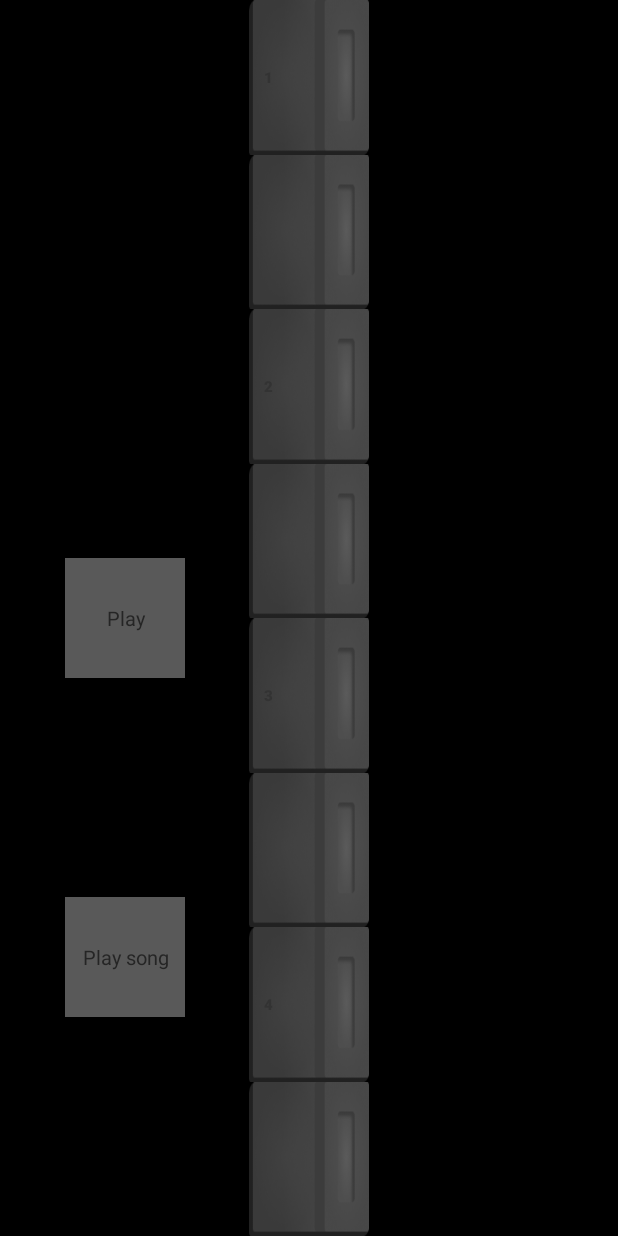
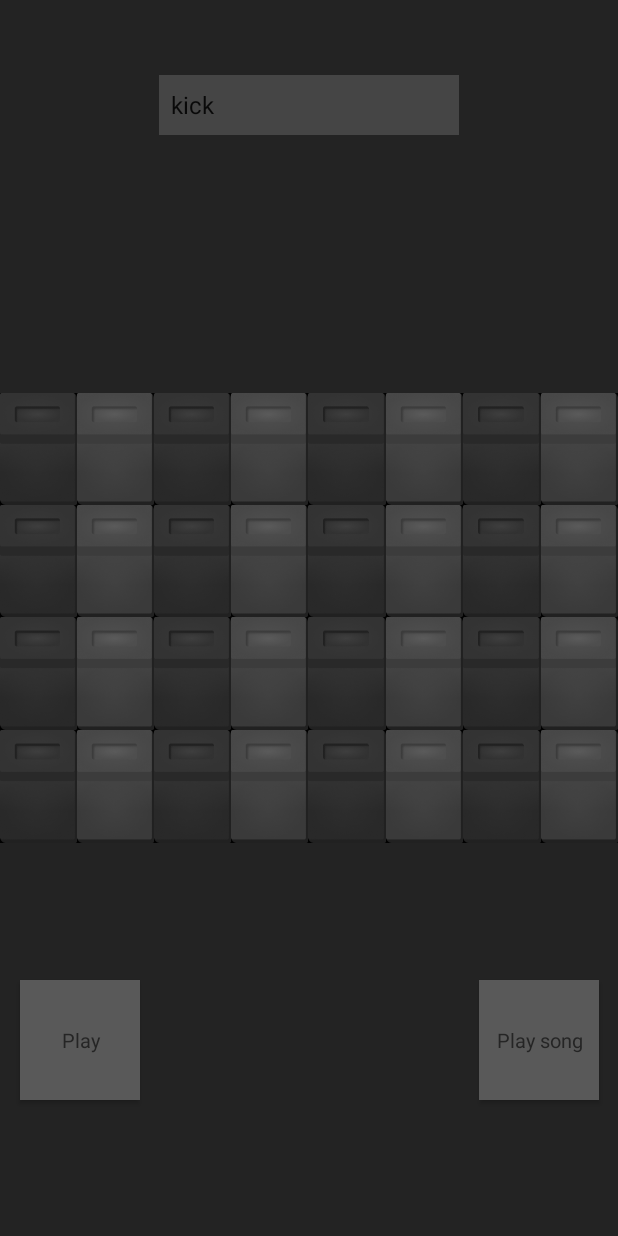
Before and after one commit to ivansavrikov/DrumPartsCreator, an Android app: the screen it shows after launch (RhythmicGridActivity), after a tap on "Edit", on a phone screen of 412 x 824 dp. Run offline under Robolectric (Android 15) with nearby library versions, the phone set to English and light mode, and no system bars.

```diff
--- a/app/src/main/java/com/example/courseproject/RealTimeRhythm.kt
+++ b/app/src/main/java/com/example/courseproject/RealTimeRhythm.kt
@@ -20,6 +20,11 @@ class RealTimeRhythm : AppCompatActivity() {
     private lateinit var editTextBpm: EditText
     override fun onCreate(savedInstanceState: Bundle?) {
         super.onCreate(savedInstanceState)
+        window.decorView.systemUiVisibility = (
+                View.SYSTEM_UI_FLAG_FULLSCREEN
+                        or View.SYSTEM_UI_FLAG_HIDE_NAVIGATION
+                        or View.SYSTEM_UI_FLAG_IMMERSIVE_STICKY)
+
         setContentView(R.layout.activity_real_time_rhythm)
 
         editTextBpm = findViewById(R.id.editTextBpm)
@@ -28,7 +33,7 @@ class RealTimeRhythm : AppCompatActivity() {
         ManeValues.metronomeBeepDPlayer = MediaPlayer.create(this, R.raw.metronome_beep_d) //temp maybe
         ManeValues.metronomeBeepCPlayer = MediaPlayer.create(this, R.raw.metronome_beep_c)
 
-        val pad1Sound: Uri = Uri.parse("android.resource://com.example.courseproject/raw/kick_1")
+        val pad1Sound: Uri = Uri.parse("android.resource://com.example.courseproject/raw/kick_mixed")
         val pad2Sound: Uri = Uri.parse("android.resource://com.example.courseproject/raw/hihat_1")
         val pad3Sound: Uri = Uri.parse("android.resource://com.example.courseproject/raw/snare_1")
         val pad4Sound: Uri = Uri.parse("android.resource://com.example.courseproject/raw/openhat")
@@ -47,6 +52,18 @@ class RealTimeRhythm : AppCompatActivity() {
         ManeValues.players.add(MediaPlayer.create(this, pad7Sound))
         ManeValues.players.add(MediaPlayer.create(this, pad8Sound))
         ManeValues.players.add(MediaPlayer.create(this, pad9Sound))
+
+        val pad1 = ManeValues.soundPool.load(this, R.raw.kick_mixed, 0)
+        val pad2 = ManeValues.soundPool.load(this, R.raw.hihat_1, 0)
+        val pad3 = ManeValues.soundPool.load(this, R.raw.snare_1, 0)
+        val pad4 = ManeValues.soundPool.load(this, R.raw.openhat, 1)
+        val pad5 = ManeValues.soundPool.load(this, R.raw.scratch, 1)
+        val pad6 = ManeValues.soundPool.load(this, R.raw.clap, 0)
+        val pad7 = ManeValues.soundPool.load(this, R.raw.cowbell_long, 1)
+        val pad8 = ManeValues.soundPool.load(this, R.raw.cowbell_long, 1)
+        val pad9 = ManeValues.soundPool.load(this, R.raw.cowbell_long, 1)
+
+        ManeValues.soundPool.play(pad1, 1.0f, 1.0f, 1, 0, 1.0f)
 
         val btnMetronome: ToggleButton = findViewById(R.id.btnMetronome)
         btnMetronome.setOnCheckedChangeListener(myCheckedChangeListener)
@@ -81,39 +98,39 @@ class RealTimeRhythm : AppCompatActivity() {
                 MotionEvent.ACTION_DOWN, MotionEvent.ACTION_POINTER_DOWN ->{
                     when (view?.id) {
                         R.id.btnPad1 -> {
-                            playDrum(ManeValues.players[0])
+                            playDrumCutItself(ManeValues.players[0])
                         }
 
                         R.id.btnPad2 -> {
-                            playDrum(ManeValues.players[1])
+                            playDrumCutItself(ManeValues.players[1])
                         }
 
                         R.id.btnPad3 -> {
-                            playDrum(ManeValues.players[2])
+                            playDrumCutItself(ManeValues.players[2])
                         }
 
                         R.id.btnPad4 -> {
-                            playDrum(ManeValues.players[3]) //issue
+                            playDrumCutItself(ManeValues.players[3]) //issue
                         }
 
                         R.id.btnPad5 -> {
-                            playDrum(ManeValues.players[4])
+                            playDrumCutItself(ManeValues.players[4])
                         }
 
                         R.id.btnPad6 -> {
-                            playDrum(ManeValues.players[5])
+                            playDrumCutItself(ManeValues.players[5])
                         }
 
                         R.id.btnPad7 -> {
-                            playDrum(ManeValues.players[6])
+                            playDrumCutItself(ManeValues.players[6])
                         }
 
                         R.id.btnPad8 -> {
-                            playDrum(ManeValues.players[7])
+                            playDrumCutItself(ManeValues.players[7])
                         }
 
                         R.id.btnPad9 -> {
-                            playDrum(ManeValues.players[8])
+                            playDrumCutItself(ManeValues.players[8])
                         }
                     }
                 }
@@ -133,7 +150,7 @@ class RealTimeRhythm : AppCompatActivity() {
         }
     }
 
-    private fun playDrum(mediaPlayer: MediaPlayer){ //hack
+    private fun playDrumCutItself(mediaPlayer: MediaPlayer){ //hack
         if(mediaPlayer.isPlaying){
             mediaPlayer.pause()
             mediaPlayer.seekTo(0)
--- a/app/src/main/java/com/example/courseproject/RhythmicGridActivity.kt
+++ b/app/src/main/java/com/example/courseproject/RhythmicGridActivity.kt
@@ -8,42 +8,49 @@ import android.view.View
 import android.widget.*
 import com.example.courseproject.core.ManeValues
 import kotlinx.coroutines.*
+import android.media.MediaPlayer
+import android.os.Build
+import android.view.WindowInsets
+import android.view.WindowInsetsController
 
 class RhythmicGridActivity : AppCompatActivity() {
-    private lateinit var btnPlay: ToggleButton
-    private lateinit var btnPlayParallel: ToggleButton
-    private var previousSelectedPosition: Int = 0;
+    private lateinit var btnPlayCurrentPattern: ToggleButton
+    private lateinit var btnPlayAllPatterns: ToggleButton
     private var buttonSteps: MutableList<ToggleButton> = mutableListOf()
     private var currentPatternIndex: Int = 0
     override fun onCreate(savedInstanceState: Bundle?) {
         super.onCreate(savedInstanceState)
+        window.decorView.systemUiVisibility = (
+                View.SYSTEM_UI_FLAG_FULLSCREEN
+                        or View.SYSTEM_UI_FLAG_HIDE_NAVIGATION
+                        or View.SYSTEM_UI_FLAG_IMMERSIVE_STICKY)
+
         setContentView(R.layout.activity_rhythmic_grid)
-
         val spinner: Spinner = findViewById(R.id.spinner)
-        val pad1 = resources.getString(R.string.pad1_name)
-        val pad2 = resources.getString(R.string.pad2_name)
-        val pad3 = resources.getString(R.string.pad3_name)
-        val pad4 = resources.getString(R.string.pad4_name)
-        val pad5 = resources.getString(R.string.pad5_name)
-        val pad6 = resources.getString(R.string.pad6_name)
-        val pad7 = resources.getString(R.string.pad7_name)
-        val pad8 = resources.getString(R.string.pad8_name)
-        val pad9 = resources.getString(R.string.pad9_name)
-        val items = listOf(pad1, pad2, pad3, pad4, pad5, pad6, pad7, pad8, pad9) //idea
+        val pad1Name = resources.getString(R.string.pad1_name)
+        val pad2Name = resources.getString(R.string.pad2_name)
+        val pad3Name = resources.getString(R.string.pad3_name)
+        val pad4Name = resources.getString(R.string.pad4_name)
+        val pad5Name = resources.getString(R.string.pad5_name)
+        val pad6Name = resources.getString(R.string.pad6_name)
+        val pad7Name = resources.getString(R.string.pad7_name)
+        val pad8Name = resources.getString(R.string.pad8_name)
+        val pad9Name = resources.getString(R.string.pad9_name)
+        val items = listOf(pad1Name, pad2Name, pad3Name, pad4Name, pad5Name, pad6Name, pad7Name, pad8Name, pad9Name) //idea
         val adapter = ArrayAdapter(this, android.R.layout.simple_spinner_item, items)
         spinner.onItemSelectedListener = choosePattern
         adapter.setDropDownViewResource(android.R.layout.simple_spinner_dropdown_item)
         spinner.adapter = adapter
 
-        btnPlay = findViewById(R.id.btnPlayCurrentPattern)
-        btnPlay.setOnCheckedChangeListener(performPlayback)
+        btnPlayCurrentPattern = findViewById(R.id.btnPlayCurrentPattern)
+        btnPlayCurrentPattern.setOnCheckedChangeListener(performPlayback)
 
-        btnPlayParallel = findViewById(R.id.btnPlayAllPatterns)
-        btnPlayParallel.setOnCheckedChangeListener(performPlayback)
+        btnPlayAllPatterns = findViewById(R.id.btnPlayAllPatterns)
+        btnPlayAllPatterns.setOnCheckedChangeListener(performPlayback)
 
         val gridLayout = findViewById<GridLayout>(R.id.gridLayout)
-        val rowCount = 8
-        val columnCount = 1
+        val rowCount = 4
+        val columnCount = 8
 
         gridLayout.rowCount = rowCount
         gridLayout.columnCount = columnCount
@@ -51,26 +58,19 @@ class RhythmicGridActivity : AppCompatActivity() {
         val columnSpec = GridLayout.spec(0, GridLayout.FILL, 1f)
         val rowSpec = GridLayout.spec(0, GridLayout.FILL, 1f)
 
+        var index: Int = 0
         for (row in 0 until rowCount) {
             for (col in 0 until columnCount) {
-                ManeValues.steps.add(row, false)
-                val cell = layoutInflater.inflate(R.layout.grid_cell, null) as FrameLayout
-                val toggleButton = cell.findViewById<ToggleButton>(R.id.toggleButton)
+                ManeValues.steps.add(index, false)
+                val cell = layoutInflater.inflate(R.layout.grid_cell, null)
 
-                val isOddBar: Boolean = ((row/8 + 1) % 2 != 0) //можно занести в отдельную функцию
-                if(isOddBar) toggleButton.setBackgroundResource(R.drawable.step_button_off)
-                else toggleButton.setBackgroundResource(R.drawable.step_button_off_v2)
+                val btnStep = cell.findViewById<ToggleButton>(R.id.toggleButton)
 
-                if(row % 2 == 0){
-                    val tactNumber = ((row / 2) % 4 + 1).toString()
-                    toggleButton.textOn = tactNumber
-                    toggleButton.textOff = tactNumber
-                    toggleButton.text = tactNumber //костыль мб
-                }
+                fillRhythmicStep(btnStep)
 
-                toggleButton.setOnCheckedChangeListener(setRhythmicStep)
-                toggleButton.id = row
-                buttonSteps.add(row, toggleButton)
+                btnStep.setOnCheckedChangeListener(setRhythmicStep)
+                btnStep.id = index
+                buttonSteps.add(index, btnStep)
 
                 val layoutParams = GridLayout.LayoutParams(columnSpec, rowSpec)
                 layoutParams.width = 0
@@ -79,10 +79,11 @@ class RhythmicGridActivity : AppCompatActivity() {
                 layoutParams.rowSpec = GridLayout.spec(row, 1f)
 
                 gridLayout.addView(cell, layoutParams)
+                index++
             }
         }
-        for(i in 0 until 9){
-            ManeValues.patterns[i].addAll(ManeValues.steps)
+        for(patternIndex in 0 until 9){
+            ManeValues.patterns[patternIndex].addAll(ManeValues.steps)
         }
     }
 
@@ -92,31 +93,27 @@ class RhythmicGridActivity : AppCompatActivity() {
             ManeValues.steps[step] = isChecked
             ManeValues.patterns[currentPatternIndex][step] = isChecked
 
-            if(view.isChecked) ManeValues.currentPlayer.start()
+            if(view.isChecked && !btnPlayAllPatterns.isChecked && !btnPlayCurrentPattern.isChecked)
+                playPadCutItself(ManeValues.currentPlayer)
             fillRhythmicStep(buttonSteps[step])
         }
+
+    private lateinit var currentPlayback :Job
 
     private val performPlayback =
         CompoundButton.OnCheckedChangeListener { view, isChecked ->
             when(view.id){
                 R.id.btnPlayCurrentPattern -> {
-                    if (isChecked) {
-                        CoroutineScope(Dispatchers.Default).launch {
-                            repeat(ManeValues.steps.size) {step ->
-                                ensureActive()
-                                buttonSteps[step].setBackgroundResource(R.drawable.step_button_played)
-                                if (ManeValues.steps[step]) ManeValues.currentPlayer.start()
-                                delay(ManeValues.stepDuration)
-                                fillRhythmicStep(buttonSteps[step])
-                            }
-                        }
+                    if (isChecked){
+                        currentPlayback = playCurrentPattern()
+                        currentPlayback.start()
                     } else {
-
+                        currentPlayback.cancel()
                     }
                 }
                 R.id.btnPlayAllPatterns -> {
-                    var currentPlayback = playAllPatterns()
                     if (isChecked){
+                        currentPlayback = playAllPatterns()
                         currentPlayback.start()
                     } else {
                         currentPlayback.cancel()
@@ -129,26 +126,68 @@ class RhythmicGridActivity : AppCompatActivity() {
     private var endTime = System.currentTimeMillis() //testing
     private var totalTime = System.currentTimeMillis() //testing
 
+    private fun playPadCutItself(pad: MediaPlayer){ //hack
+        if(pad.isPlaying){
+            pad.pause()
+            pad.seekTo(0)
+        }
+        pad.start()
+    }
+
+    private fun playCurrentPattern() :Job {
+        return CoroutineScope(Dispatchers.Default).launch(start = CoroutineStart.LAZY) {
+            ensureActive()
+            while (true){
+                repeat(ManeValues.steps.size) {step ->
+                    try {
+                        buttonSteps[step].setBackgroundResource(R.drawable.step_button_played)
+                        if (ManeValues.steps[step]) playPadCutItself(ManeValues.currentPlayer)
+                        delay(ManeValues.stepDuration)
+                        fillRhythmicStep(buttonSteps[step])
+                    } finally {
+                        fillRhythmicStep(buttonSteps[step])
+                    }
+                }
+            }
+        }
+    }
+
     private fun playAllPatterns() :Job {
         return CoroutineScope(Dispatchers.Default).launch(start = CoroutineStart.LAZY) {
+            ensureActive()
+            while (true){
                 repeat(ManeValues.steps.size) {step ->
-                    ensureActive()
+                    try {
+                        startTime = System.currentTimeMillis() //testing
                         buttonSteps[step].setBackgroundResource(R.drawable.step_button_played)
-
-                    startTime = System.currentTimeMillis() //testing
 
                         for(pattern in 0 until ManeValues.patterns.size){
                             if(ManeValues.patterns[pattern][step]){
+                                if(ManeValues.players[pattern].isPlaying){
+                                    ManeValues.players[pattern].pause()
+                                    ManeValues.players[pattern].seekTo(0)
+                                }
+                                endTime = System.currentTimeMillis() //testing
+                                totalTime = endTime - startTime //testing
+                                Log.d("MyApp","test before start sound time = $totalTime") //testing
                                 ManeValues.players[pattern].start()
                             }
                         }
 
                         endTime = System.currentTimeMillis() //testing
                         totalTime = endTime - startTime //testing
-                    Log.d("MyApp","Total time = $totalTime") //testing
+                        Log.d("MyApp","test1 = $totalTime") //testing
 
-                    delay(ManeValues.stepDuration)
+                        delay(ManeValues.stepDuration - totalTime) //200 iq move
+
+                        endTime = System.currentTimeMillis() //testing
+                        totalTime = endTime - startTime //testing
+                        Log.d("MyApp","test2 = $totalTime") //testing
                         fillRhythmicStep(buttonSteps[step])
+                    } finally {
+                        fillRhythmicStep(buttonSteps[step])
+                    }
+                }
             }
         }
     }
@@ -157,9 +196,8 @@ class RhythmicGridActivity : AppCompatActivity() {
         if (view.isChecked) {
             view.setBackgroundResource(R.drawable.step_button_on)
         } else {
-            val isOddBar: Boolean = ((view.id/8 + 1) % 2 != 0)
-            if(isOddBar) view.setBackgroundResource(R.drawable.step_button_off)
-            else view.setBackgroundResource(R.drawable.step_button_off_v2)
+            if(view.id % 2 == 0) view.setBackgroundResource(R.drawable.step_button_off_v2)
+            else view.setBackgroundResource(R.drawable.step_button_off)
         }
     }
 
@@ -169,13 +207,9 @@ class RhythmicGridActivity : AppCompatActivity() {
 
             fillRhythmicPattern(ManeValues.patterns[position])
 
-            ManeValues.patterns[previousSelectedPosition].clear()
-            ManeValues.patterns[previousSelectedPosition].addAll(ManeValues.steps)
-
             ManeValues.steps.clear()
             ManeValues.steps.addAll(ManeValues.patterns[position])
 
-            previousSelectedPosition = position
             currentPatternIndex = position
         }
 
--- a/app/src/main/java/com/example/courseproject/SplashScreenActivity.kt
+++ b/app/src/main/java/com/example/courseproject/SplashScreenActivity.kt
@@ -3,6 +3,7 @@ package com.example.courseproject
 import android.content.Intent
 import androidx.appcompat.app.AppCompatActivity
 import android.os.Bundle
+import android.view.View
 
 class SplashScreenActivity : AppCompatActivity() {
     override fun onCreate(savedInstanceState: Bundle?) {
--- a/app/src/main/java/com/example/courseproject/core/ManeValues.kt
+++ b/app/src/main/java/com/example/courseproject/core/ManeValues.kt
@@ -1,6 +1,8 @@
 package com.example.courseproject.core
 
+import android.media.AudioAttributes
 import android.media.MediaPlayer
+import android.media.SoundPool
 
 object ManeValues{
     internal var bpm: Int = 120 // beats per minute
@@ -22,6 +24,15 @@ object ManeValues{
         mutableListOf()
     )
 
+    private val audioAttributes = AudioAttributes.Builder()
+        .setUsage(AudioAttributes.USAGE_ASSISTANCE_SONIFICATION)
+        .setContentType(AudioAttributes.CONTENT_TYPE_SONIFICATION)
+        .build()
+    internal val soundPool = SoundPool.Builder()
+        .setMaxStreams(10)
+        .setAudioAttributes(audioAttributes)
+        .build()
+
     internal lateinit var metronomePlayer: MediaPlayer
     internal lateinit var metronomeBeepDPlayer: MediaPlayer
     internal lateinit var metronomeBeepCPlayer: MediaPlayer
--- a/app/src/main/res/drawable/splash_background.xml
+++ b/app/src/main/res/drawable/splash_background.xml
@@ -2,6 +2,6 @@
 
 <layer-list xmlns:android="http://schemas.android.com/apk/res/android">
     <item>
-        <bitmap android:src="@drawable/splashscreen"/>
+        <bitmap android:src="@drawable/splashscreen" />
     </item>
 </layer-list>
--- a/app/src/main/res/layout/activity_real_time_rhythm.xml
+++ b/app/src/main/res/layout/activity_real_time_rhythm.xml
@@ -4,7 +4,7 @@
     xmlns:tools="http://schemas.android.com/tools"
     android:layout_width="match_parent"
     android:layout_height="match_parent"
-    android:background="@color/black"
+    android:background="@color/background"
     tools:context=".RealTimeRhythm">
 
     <EditText
--- a/app/src/main/res/layout/activity_rhythmic_grid.xml
+++ b/app/src/main/res/layout/activity_rhythmic_grid.xml
@@ -5,23 +5,23 @@
     android:layout_width="match_parent"
     android:layout_height="match_parent"
     tools:context=".RhythmicGridActivity"
-    android:background="@color/black">
+    android:background="@color/background">
 
     <ToggleButton
-        android:background="#595959"
         android:id="@+id/btnPlayCurrentPattern"
         style="@style/button"
         android:layout_width="80dp"
         android:layout_height="80dp"
+        android:background="#595959"
         android:checked="false"
         android:gravity="center"
         android:paddingStart="0dp"
         android:textOff="Play"
         android:textOn="Stop"
         app:layout_constraintBottom_toBottomOf="parent"
-        app:layout_constraintEnd_toStartOf="@+id/gridLayout"
+        app:layout_constraintEnd_toStartOf="@+id/spinner"
         app:layout_constraintStart_toStartOf="parent"
-        app:layout_constraintTop_toTopOf="parent" />
+        app:layout_constraintTop_toBottomOf="@+id/gridLayout" />
 
     <ToggleButton
         android:id="@+id/btnPlayAllPatterns"
@@ -35,25 +35,39 @@
         android:textOff="Play song"
         android:textOn="Stop song"
         app:layout_constraintBottom_toBottomOf="parent"
-        app:layout_constraintEnd_toStartOf="@+id/gridLayout"
-        app:layout_constraintStart_toStartOf="parent"
-        app:layout_constraintTop_toBottomOf="@+id/btnPlayCurrentPattern" />
+        app:layout_constraintEnd_toEndOf="parent"
+        app:layout_constraintStart_toEndOf="@+id/spinner"
+        app:layout_constraintTop_toBottomOf="@+id/gridLayout" />
 
     <Spinner
         android:id="@+id/spinner"
-        android:layout_width="120dp"
+        android:layout_width="200dp"
         android:layout_height="wrap_content"
-        app:layout_constraintEnd_toStartOf="@+id/gridLayout"
+        android:layout_marginTop="50dp"
+        android:background="@color/gray"
+        android:minHeight="40dp"
+        app:layout_constraintEnd_toEndOf="parent"
         app:layout_constraintStart_toStartOf="parent"
-        app:layout_constraintTop_toTopOf="parent"/>
+        app:layout_constraintTop_toTopOf="parent" />
 
     <GridLayout
         android:id="@+id/gridLayout"
-        android:layout_width="80dp"
-        android:layout_height="match_parent"
+        android:layout_width="match_parent"
+        android:layout_height="300dp"
+        app:layout_constraintBottom_toBottomOf="parent"
         app:layout_constraintEnd_toEndOf="parent"
-        app:layout_constraintStart_toStartOf="parent">
+        app:layout_constraintStart_toStartOf="parent"
+        app:layout_constraintTop_toTopOf="parent"
+        android:background="@color/black">
 
     </GridLayout>
 
+    <androidx.viewpager2.widget.ViewPager2
+        android:id="@+id/viewPager"
+        android:layout_width="match_parent"
+        android:layout_height="40dp"
+        app:layout_constraintBottom_toTopOf="@+id/gridLayout"
+        app:layout_constraintEnd_toEndOf="parent"
+        app:layout_constraintStart_toStartOf="parent" />
+
 </androidx.constraintlayout.widget.ConstraintLayout>
--- a/app/src/main/res/layout/grid_cell.xml
+++ b/app/src/main/res/layout/grid_cell.xml
@@ -1,9 +1,10 @@
 <FrameLayout xmlns:android="http://schemas.android.com/apk/res/android"
     android:id="@+id/frameLayout"
-    android:layout_width="0dp"
-    android:layout_height="0dp"
+    android:layout_width="match_parent"
+    android:layout_height="match_parent"
     android:layout_columnWeight="1"
-    android:layout_rowWeight="1">
+    android:layout_rowWeight="1"
+    android:orientation="horizontal">
 
     <ToggleButton
         android:id="@+id/toggleButton"
--- a/app/src/main/res/values/colors.xml
+++ b/app/src/main/res/values/colors.xml
@@ -4,6 +4,7 @@
     <color name="black">#000000</color>
     <color name="white">#FFFFFFFF</color>
     <color name="gray">#454545</color>
+    <color name="background">#232323</color>
 
     <color name="drum_enabled">#ee592e</color>
     <color name="drum_radial">#3A3A3A</color>
--- a/app/src/main/res/values/strings.xml
+++ b/app/src/main/res/values/strings.xml
@@ -1,13 +1,13 @@
 <resources>
-    <string name="app_name">R808</string>
+    <string name="app_name">808 Machine</string>
 
-    <string name="pad1_name">1 kick</string>
-    <string name="pad2_name">2 hihat</string>
-    <string name="pad3_name">3 snare</string>
-    <string name="pad4_name">4 openhat</string>
-    <string name="pad5_name">5 scratch</string>
-    <string name="pad6_name">6 clap</string>
-    <string name="pad7_name">7 cowbell</string>
-    <string name="pad8_name">8 cowbell</string>
-    <string name="pad9_name">9 cowbell</string>
+    <string name="pad1_name">kick</string>
+    <string name="pad2_name">hihat</string>
+    <string name="pad3_name">snare</string>
+    <string name="pad4_name">openhat</string>
+    <string name="pad5_name">scratch</string>
+    <string name="pad6_name">clap</string>
+    <string name="pad7_name">cowbell</string>
+    <string name="pad8_name">cowbell</string>
+    <string name="pad9_name">cowbell</string>
 </resources>
--- a/app/src/main/res/values/themes.xml
+++ b/app/src/main/res/values/themes.xml
@@ -1,7 +1,7 @@
 <resources>
     <style name="Theme.CourseProject" parent="Theme.MaterialComponents.DayNight.NoActionBar">
         <item name="android:buttonStyle">@style/button</item>
-        <item name="android:statusBarColor">@color/black</item>
+        <item name="android:statusBarColor">@color/gray</item>
         <item name="android:navigationBarColor">@color/black</item>
     </style>
 
```
Also changed, not shown: app/src/main/res/drawable/step_button_off.png, app/src/main/res/drawable/step_button_off_v2.png, app/src/main/res/drawable/step_button_on.png, app/src/main/res/drawable/step_button_played.png, 1 other file. Lines whose indentation alone changed are shown as unchanged.
